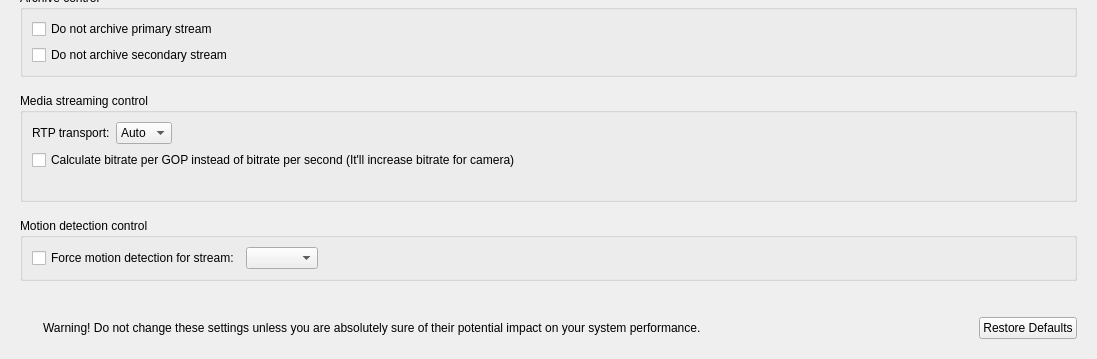
The window that client/libclient/src/ui/widgets/properties/expert_settings_widget.ui (networkoptix/nx_open) describes before a commit, drawn with Qt 5; both pictures show x 0 to 1097 and y 350 to 709 of the 1097 by 709 pixel window.
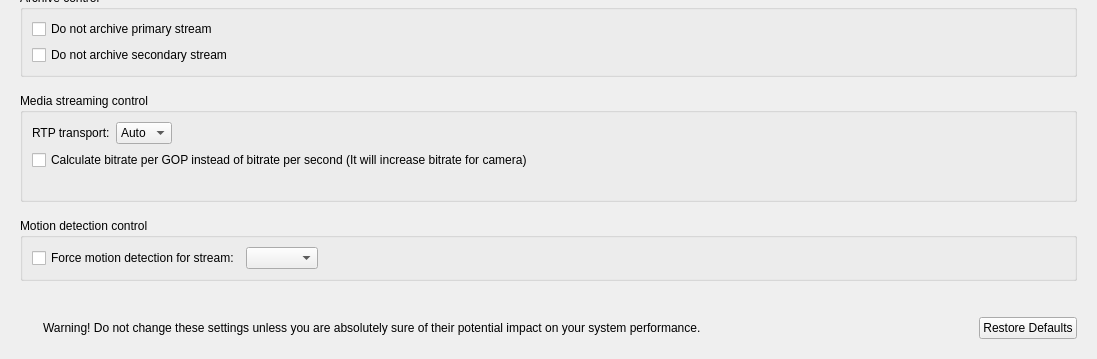
The same window after the commit.

```diff
--- a/client/libclient/src/ui/widgets/properties/expert_settings_widget.ui
+++ b/client/libclient/src/ui/widgets/properties/expert_settings_widget.ui
@@ -7,7 +7,7 @@
     <x>0</x>
     <y>0</y>
     <width>1097</width>
-    <height>514</height>
+    <height>682</height>
    </rect>
   </property>
   <layout class="QVBoxLayout" name="verticalLayout_5">
@@ -316,7 +316,7 @@
          <item>
           <widget class="QCheckBox" name="checkBoxBitratePerGOP">
            <property name="text">
-            <string>Calculate bitrate per GOP instead of bitrate per second (It'll increase bitrate for camera)</string>
+            <string>Calculate bitrate per GOP instead of bitrate per second (It will increase bitrate for camera)</string>
            </property>
           </widget>
          </item>
```
